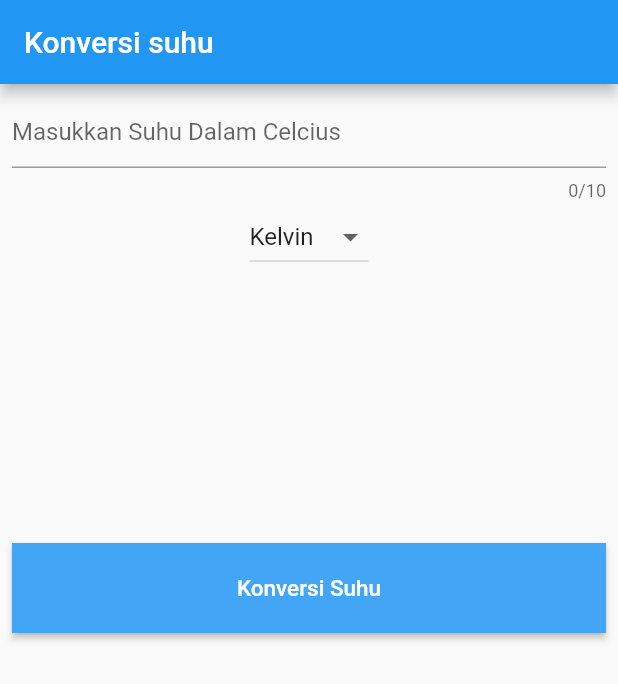
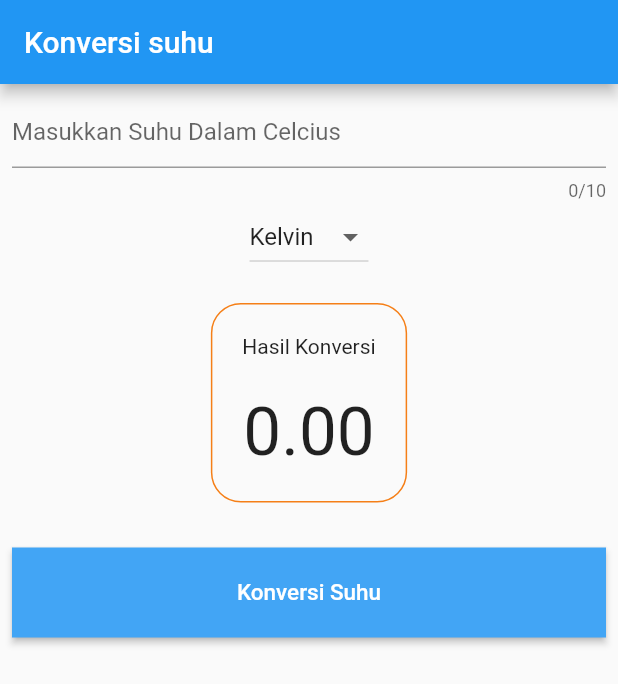
Before and after one commit to dhikaainul/konversi-suhu-v2, a Flutter app: the screen it shows after launch, on a phone screen of 412 x 824 dp. Shown: the top 684 px of the screen. Run offline on Flutter 3.47's test engine with Material 2 defaults, Android fonts, the phone set to English and light mode, and no system bars; Roboto replaces fonts that are missing (Raleway).

Commit message:
add change result

```diff
--- a/statefull_widget_project/lib/buttonkonverter.dart
+++ b/statefull_widget_project/lib/buttonkonverter.dart
@@ -1,13 +1,13 @@
 import 'package:flutter/material.dart';
 
-class buttonkonverter extends StatelessWidget {
-  const buttonkonverter({Key key, @required this.konversi}) : super(key: key);
+class Buttonkonverter extends StatelessWidget {
+  const Buttonkonverter({Key key, @required this.konversi}) : super(key: key);
 
   final Function konversi;
   @override
   Widget build(BuildContext context) {
     return Container(
-      margin: EdgeInsets.only(top: 180),
+      margin: EdgeInsets.only(top: 10),
       // color: Colors.transparent,
       width: double.infinity,
       height: 60,
--- a/statefull_widget_project/lib/main.dart
+++ b/statefull_widget_project/lib/main.dart
@@ -1,5 +1,5 @@
 import 'package:flutter/material.dart';
-// import 'package:statefull_widget_project/titlenhasilsuhu.dart';
+import 'package:statefull_widget_project/titlenhasilsuhu.dart';
 // import 'package:flutter/services.dart';
 import 'package:statefull_widget_project/widget/Inputsuhu.dart';
 import 'buttonkonverter.dart';
@@ -19,6 +19,7 @@ class _MyAppState extends State<MyApp> {
   double inputUser = 0;
   double kelvin = 0;
   double reamur = 0;
+  double result = 0;
   String selectedDropdown = "Kelvin";
 
   konversi() {
@@ -68,23 +69,35 @@ class _MyAppState extends State<MyApp> {
                 isExpanded: false,
               ),
               //content hasil suhu
+              Container(
+                margin: EdgeInsets.only(top: 20, bottom: 20),
+                child: Row(
+                  mainAxisAlignment: MainAxisAlignment.spaceAround,
+                  children: [
+                    Titlenhasilsuhu(
+                      hasil: result,
+                    ),
+                  ],
+                ),
+              ),
+              // content hasil suhu
               // Container(
               //   margin: EdgeInsets.fromLTRB(10, 240, 10, 0),
               //   child: Row(
               //     mainAxisAlignment: MainAxisAlignment.spaceAround,
               //     children: [
-              //       titlenhasilsuhu(
+              //       Titlenhasilsuhu(
               //         hasil: kelvin,
               //         title: "Suhu dalam Kelvin",
               //       ),
-              //       titlenhasilsuhu(
+              //       Titlenhasilsuhu(
               //         hasil: reamur,
               //         title: "Suhu dalam Reamur",
               //       ),
               //     ],
               //   ),
               // ),
-              buttonkonverter(
+              Buttonkonverter(
                 konversi: konversi,
               ),
             ],
--- a/statefull_widget_project/lib/titlenhasilsuhu.dart
+++ b/statefull_widget_project/lib/titlenhasilsuhu.dart
@@ -1,14 +1,13 @@
 import 'package:flutter/material.dart';
 
-class titlenhasilsuhu extends StatelessWidget {
-  const titlenhasilsuhu({
+class Titlenhasilsuhu extends StatelessWidget {
+  const Titlenhasilsuhu({
     Key key,
-    @required this.hasil,
-    @required this.title,
-  }) : super(key: key);
+    @required double hasil,
+  })  : result = hasil,
+        super(key: key);
 
-  final double hasil;
-  final String title;
+  final double result;
 
   @override
   Widget build(BuildContext context) {
@@ -20,9 +19,9 @@ class titlenhasilsuhu extends StatelessWidget {
       child: Column(
         crossAxisAlignment: CrossAxisAlignment.center,
         children: [
-          Text('$title'),
+          Text("Hasil Konversi"),
           SizedBox(height: 22),
-          Text('$hasil', style: TextStyle(fontSize: 45))
+          Text(result.toStringAsFixed(2), style: TextStyle(fontSize: 45))
         ],
       ),
     );
```
